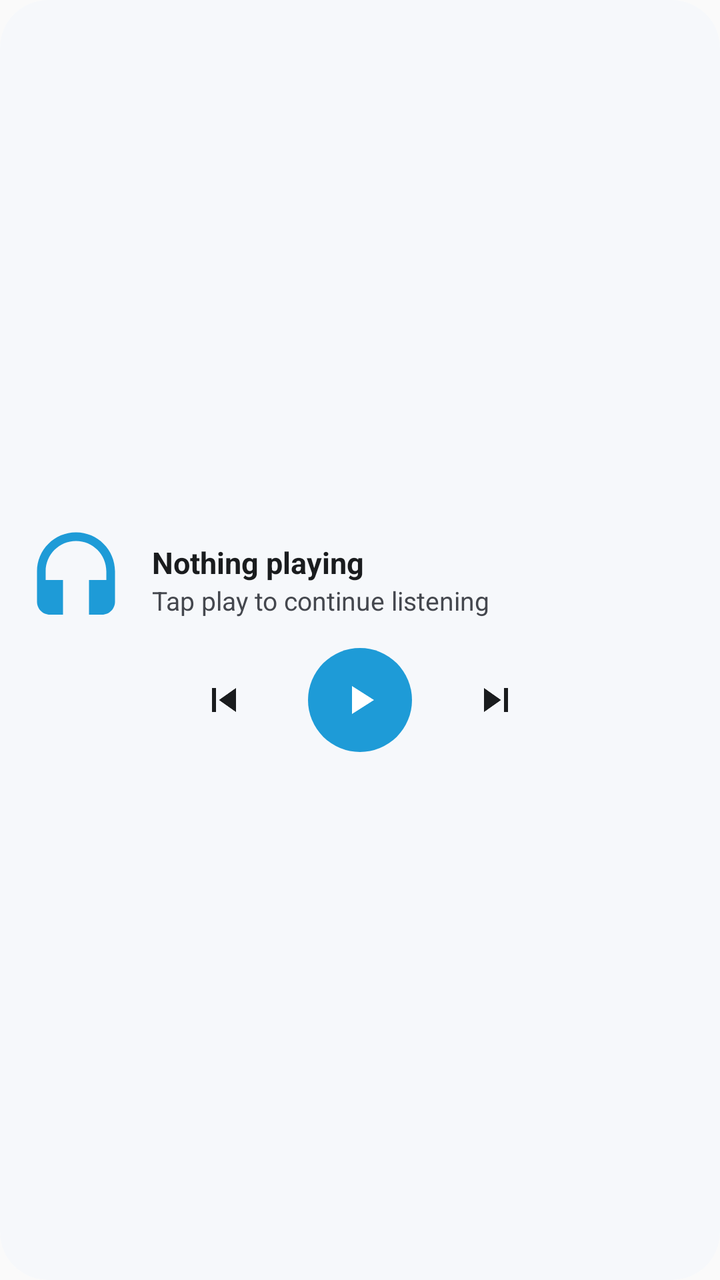
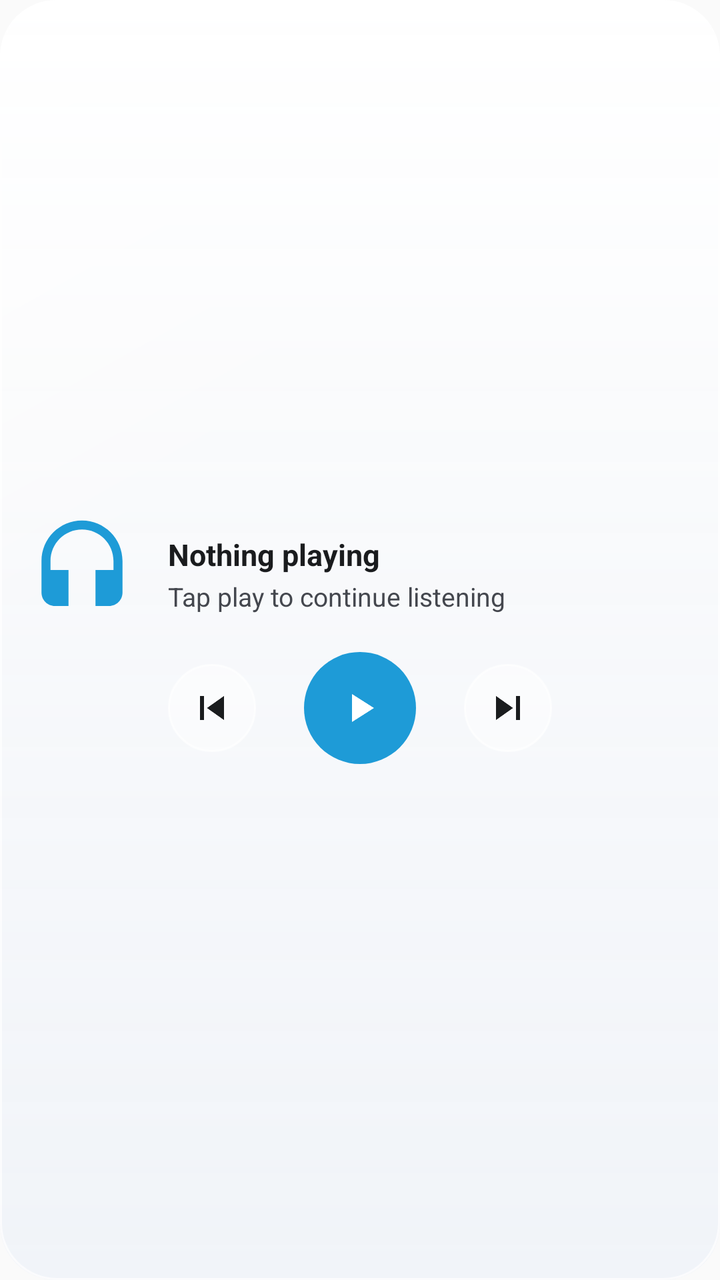

Two renders of the same Android screen: before a commit and after it. Below are the layout's source before the change and the commit's diff.
<!-- AndroidManifest.xml: application theme Theme.HoloVoice -->
<!-- res/layout/widget_now_playing.xml -->
<?xml version="1.0" encoding="utf-8"?>
<FrameLayout xmlns:android="http://schemas.android.com/apk/res/android"
    android:id="@+id/widget_root"
    android:layout_width="match_parent"
    android:layout_height="match_parent"
    android:background="@drawable/widget_background"
    android:clipToOutline="true">

    
    <ImageView
        android:id="@+id/widget_backdrop"
        android:layout_width="match_parent"
        android:layout_height="match_parent"
        android:importantForAccessibility="no"
        android:scaleType="centerCrop" />

    <ImageView
        android:layout_width="match_parent"
        android:layout_height="match_parent"
        android:importantForAccessibility="no"
        android:src="@drawable/widget_scrim" />

    <LinearLayout
        android:layout_width="match_parent"
        android:layout_height="match_parent"
        android:gravity="center_vertical"
        android:orientation="vertical"
        android:padding="12dp">

        <LinearLayout
            android:id="@+id/widget_info"
            android:layout_width="match_parent"
            android:layout_height="wrap_content"
            android:gravity="center_vertical"
            android:orientation="horizontal">

            <ImageView
                android:id="@+id/widget_picture"
                android:layout_width="52dp"
                android:layout_height="52dp"
                android:importantForAccessibility="no"
                android:scaleType="centerCrop"
                android:src="@drawable/ic_widget_placeholder" />

            <LinearLayout
                android:layout_width="0dp"
                android:layout_height="wrap_content"
                android:layout_marginStart="12dp"
                android:layout_weight="1"
                android:orientation="vertical">

                <TextView
                    android:id="@+id/widget_title"
                    android:layout_width="match_parent"
                    android:layout_height="wrap_content"
                    android:ellipsize="end"
                    android:maxLines="1"
                    android:text="@string/widget_nothing_playing"
                    android:textColor="@color/widget_text"
                    android:textSize="15sp"
                    android:textStyle="bold" />

                <TextView
                    android:id="@+id/widget_subtitle"
                    android:layout_width="match_parent"
                    android:layout_height="wrap_content"
                    android:ellipsize="end"
                    android:maxLines="1"
                    android:text="@string/widget_tap_to_start"
                    android:textColor="@color/widget_text_secondary"
                    android:textSize="13sp" />
            </LinearLayout>
        </LinearLayout>

        <LinearLayout
            android:layout_width="match_parent"
            android:layout_height="wrap_content"
            android:layout_marginTop="8dp"
            android:gravity="center"
            android:orientation="horizontal">

            <ImageButton
                android:id="@+id/widget_prev"
                android:layout_width="44dp"
                android:layout_height="44dp"
                android:background="@drawable/widget_button_background"
                android:contentDescription="Previous"
                android:src="@drawable/ic_widget_prev" />

            <ImageButton
                android:id="@+id/widget_play"
                android:layout_width="52dp"
                android:layout_height="52dp"
                android:layout_marginStart="20dp"
                android:layout_marginEnd="20dp"
                android:background="@drawable/widget_play_background"
                android:contentDescription="Play"
                android:src="@drawable/ic_widget_play" />

            <ImageButton
                android:id="@+id/widget_next"
                android:layout_width="44dp"
                android:layout_height="44dp"
                android:background="@drawable/widget_button_background"
                android:contentDescription="Next"
                android:src="@drawable/ic_widget_next" />
        </LinearLayout>
    </LinearLayout>
</FrameLayout>
<!-- resources referenced by this layout -->
<resources>
  <color name="widget_text">#FF1A1C1E</color>
  <color name="widget_text_secondary">#FF44474E</color>
  <!-- drawable ic_widget_next (drawable) -->
  <vector xmlns:android="http://schemas.android.com/apk/res/android"
      android:width="24dp"
      android:height="24dp"
      android:viewportWidth="24"
      android:viewportHeight="24">
      <path
          android:fillColor="@color/widget_text"
          android:pathData="M6,18l8.5,-6L6,6v12zM16,6v12h2V6h-2z" />
  </vector>
  <!-- drawable ic_widget_play (drawable) -->
  <vector xmlns:android="http://schemas.android.com/apk/res/android"
      android:width="24dp"
      android:height="24dp"
      android:viewportWidth="24"
      android:viewportHeight="24">
      <path
          android:fillColor="@color/widget_on_accent"
          android:pathData="M8,5v14l11,-7z" />
  </vector>
  <!-- drawable ic_widget_prev (drawable) -->
  <vector xmlns:android="http://schemas.android.com/apk/res/android"
      android:width="24dp"
      android:height="24dp"
      android:viewportWidth="24"
      android:viewportHeight="24">
      <path
          android:fillColor="@color/widget_text"
          android:pathData="M6,6h2v12H6zM9.5,12l8.5,6V6z" />
  </vector>
  <!-- drawable widget_background (drawable) -->
  <?xml version="1.0" encoding="utf-8"?>
  <shape xmlns:android="http://schemas.android.com/apk/res/android" android:shape="rectangle">
      <solid android:color="@color/widget_background" />
      <corners android:radius="24dp" />
  </shape>
  <!-- drawable widget_button_background (drawable) -->
  <?xml version="1.0" encoding="utf-8"?>
  <ripple xmlns:android="http://schemas.android.com/apk/res/android" android:color="#33888888">
      <item android:id="@android:id/mask">
          <shape android:shape="oval">
              <solid android:color="#FFFFFFFF" />
          </shape>
      </item>
  </ripple>
  <!-- drawable widget_play_background (drawable) -->
  <?xml version="1.0" encoding="utf-8"?>
  <shape xmlns:android="http://schemas.android.com/apk/res/android" android:shape="oval">
      <solid android:color="@color/widget_accent" />
  </shape>
  <!-- drawable widget_scrim (drawable) -->
  <?xml version="1.0" encoding="utf-8"?>
  <shape xmlns:android="http://schemas.android.com/apk/res/android" android:shape="rectangle">
      <solid android:color="@color/widget_scrim" />
      <corners android:radius="24dp" />
  </shape>
  <string name="widget_nothing_playing">Nothing playing</string>
  <string name="widget_tap_to_start">Tap play to continue listening</string>
  <style name="Theme.HoloVoice" parent="android:Theme.Material.Light.NoActionBar">
          <item name="android:statusBarColor">@android:color/transparent</item>
          <item name="android:navigationBarColor">@android:color/transparent</item>
      </style>
  <color name="widget_accent">#FF1E9BD7</color>
  <color name="widget_on_accent">#FFFFFFFF</color>
  <color name="widget_background">#FFF7F9FC</color>
  <color name="widget_scrim">#C8F7F9FC</color>
  <!-- unchanged entries left out for length: 1 -->
</resources>

<!-- the commit's change to res/layout/widget_now_playing.xml (unified diff, before → after) -->
@@ -1,109 +1,107 @@
 <?xml version="1.0" encoding="utf-8"?>
-<FrameLayout xmlns:android="http://schemas.android.com/apk/res/android"
+<LinearLayout xmlns:android="http://schemas.android.com/apk/res/android"
     android:id="@+id/widget_root"
     android:layout_width="match_parent"
     android:layout_height="match_parent"
-    android:background="@drawable/widget_background"
-    android:clipToOutline="true">
-
-    
-    <ImageView
-        android:id="@+id/widget_backdrop"
-        android:layout_width="match_parent"
-        android:layout_height="match_parent"
-        android:importantForAccessibility="no"
-        android:scaleType="centerCrop" />
-
-    <ImageView
-        android:layout_width="match_parent"
-        android:layout_height="match_parent"
-        android:importantForAccessibility="no"
-        android:src="@drawable/widget_scrim" />
+    android:background="@drawable/widget_glass"
+    android:gravity="center_vertical"
+    android:orientation="vertical"
+    android:paddingStart="14dp"
+    android:paddingTop="12dp"
+    android:paddingEnd="14dp"
+    android:paddingBottom="12dp">
 
     <LinearLayout
+        android:id="@+id/widget_info"
         android:layout_width="match_parent"
-        android:layout_height="match_parent"
+        android:layout_height="wrap_content"
         android:gravity="center_vertical"
-        android:orientation="vertical"
-        android:padding="12dp">
+        android:orientation="horizontal">
 
-        <LinearLayout
-            android:id="@+id/widget_info"
-            android:layout_width="match_parent"
-            android:layout_height="wrap_content"
-            android:gravity="center_vertical"
-            android:orientation="horizontal">
+        <FrameLayout
+            android:layout_width="58dp"
+            android:layout_height="58dp">
 
             <ImageView
-                android:id="@+id/widget_picture"
-                android:layout_width="52dp"
-                android:layout_height="52dp"
+                android:id="@+id/widget_thumb"
+                android:layout_width="54dp"
+                android:layout_height="54dp"
                 android:importantForAccessibility="no"
                 android:scaleType="centerCrop"
                 android:src="@drawable/ic_widget_placeholder" />
 
-            <LinearLayout
-                android:layout_width="0dp"
-                android:layout_height="wrap_content"
-                android:layout_marginStart="12dp"
-                android:layout_weight="1"
-                android:orientation="vertical">
-
-                <TextView
-                    android:id="@+id/widget_title"
-                    android:layout_width="match_parent"
-                    android:layout_height="wrap_content"
-                    android:ellipsize="end"
-                    android:maxLines="1"
-                    android:text="@string/widget_nothing_playing"
-                    android:textColor="@color/widget_text"
-                    android:textSize="15sp"
-                    android:textStyle="bold" />
-
-                <TextView
-                    android:id="@+id/widget_subtitle"
-                    android:layout_width="match_parent"
-                    android:layout_height="wrap_content"
-                    android:ellipsize="end"
-                    android:maxLines="1"
-                    android:text="@string/widget_tap_to_start"
-                    android:textColor="@color/widget_text_secondary"
-                    android:textSize="13sp" />
-            </LinearLayout>
-        </LinearLayout>
+            <ImageView
+                android:id="@+id/widget_badge"
+                android:layout_width="24dp"
+                android:layout_height="24dp"
+                android:layout_gravity="bottom|end"
+                android:importantForAccessibility="no"
+                android:scaleType="centerCrop"
+                android:visibility="gone" />
+        </FrameLayout>
 
         <LinearLayout
-            android:layout_width="match_parent"
+            android:layout_width="0dp"
             android:layout_height="wrap_content"
-            android:layout_marginTop="8dp"
-            android:gravity="center"
-            android:orientation="horizontal">
+            android:layout_marginStart="12dp"
+            android:layout_weight="1"
+            android:orientation="vertical">
 
-            <ImageButton
-                android:id="@+id/widget_prev"
-                android:layout_width="44dp"
-                android:layout_height="44dp"
-                android:background="@drawable/widget_button_background"
-                android:contentDescription="Previous"
-                android:src="@drawable/ic_widget_prev" />
+            <TextView
+                android:id="@+id/widget_title"
+                android:layout_width="match_parent"
+                android:layout_height="wrap_content"
+                android:ellipsize="end"
+                android:maxLines="1"
+                android:text="@string/widget_nothing_playing"
+                android:textColor="@color/widget_text"
+                android:textSize="15sp"
+                android:textStyle="bold" />
 
-            <ImageButton
-                android:id="@+id/widget_play"
-                android:layout_width="52dp"
-                android:layout_height="52dp"
-                android:layout_marginStart="20dp"
-                android:layout_marginEnd="20dp"
-                android:background="@drawable/widget_play_background"
-                android:contentDescription="Play"
-                android:src="@drawable/ic_widget_play" />
-
-            <ImageButton
-                android:id="@+id/widget_next"
-                android:layout_width="44dp"
-                android:layout_height="44dp"
-                android:background="@drawable/widget_button_background"
-                android:contentDescription="Next"
-                android:src="@drawable/ic_widget_next" />
+            <TextView
+                android:id="@+id/widget_subtitle"
+                android:layout_width="match_parent"
+                android:layout_height="wrap_content"
+                android:layout_marginTop="2dp"
+                android:ellipsize="end"
+                android:maxLines="1"
+                android:text="@string/widget_tap_to_start"
+                android:textColor="@color/widget_text_secondary"
+                android:textSize="13sp" />
         </LinearLayout>
     </LinearLayout>
-</FrameLayout>
+
+    <LinearLayout
+        android:layout_width="match_parent"
+        android:layout_height="wrap_content"
+        android:layout_marginTop="10dp"
+        android:gravity="center"
+        android:orientation="horizontal">
+
+        <ImageButton
+            android:id="@+id/widget_prev"
+            android:layout_width="44dp"
+            android:layout_height="44dp"
+            android:background="@drawable/widget_glass_button"
+            android:contentDescription="Previous"
+            android:src="@drawable/ic_widget_prev" />
+
+        <ImageButton
+            android:id="@+id/widget_play"
+            android:layout_width="56dp"
+            android:layout_height="56dp"
+            android:layout_marginStart="24dp"
+            android:layout_marginEnd="24dp"
+            android:background="@drawable/widget_play_background"
+            android:contentDescription="Play"
+            android:src="@drawable/ic_widget_play" />
+
+        <ImageButton
+            android:id="@+id/widget_next"
+            android:layout_width="44dp"
+            android:layout_height="44dp"
+            android:background="@drawable/widget_glass_button"
+            android:contentDescription="Next"
+            android:src="@drawable/ic_widget_next" />
+    </LinearLayout>
+</LinearLayout>
<!-- resource entries referenced after the edit -->
@@ -32,32 +32,59 @@
           android:fillColor="@color/widget_text"
           android:pathData="M6,6h2v12H6zM9.5,12l8.5,6V6z" />
   </vector>
-  <!-- drawable widget_background (drawable) -->
+  <!-- drawable widget_glass (drawable) -->
   <?xml version="1.0" encoding="utf-8"?>
-  <shape xmlns:android="http://schemas.android.com/apk/res/android" android:shape="rectangle">
-      <solid android:color="@color/widget_background" />
-      <corners android:radius="24dp" />
-  </shape>
-  <!-- drawable widget_button_background (drawable) -->
+  <layer-list xmlns:android="http://schemas.android.com/apk/res/android">
+      <item>
+          <shape android:shape="rectangle">
+              <gradient
+                  android:angle="270"
+                  android:endColor="@color/widget_glass_bottom"
+                  android:startColor="@color/widget_glass_top" />
+              <corners android:radius="28dp" />
+          </shape>
+      </item>
+      <item>
+          <shape android:shape="rectangle">
+              <gradient
+                  android:angle="315"
+                  android:centerColor="#00FFFFFF"
+                  android:endColor="#00FFFFFF"
+                  android:startColor="@color/widget_glass_sheen" />
+              <corners android:radius="28dp" />
+          </shape>
+      </item>
+      <item>
+          <shape android:shape="rectangle">
+              <solid android:color="#00000000" />
+              <stroke
+                  android:width="1dp"
+                  android:color="@color/widget_glass_rim" />
+              <corners android:radius="28dp" />
+          </shape>
+      </item>
+  </layer-list>
+  <!-- drawable widget_glass_button (drawable) -->
   <?xml version="1.0" encoding="utf-8"?>
   <ripple xmlns:android="http://schemas.android.com/apk/res/android" android:color="#33888888">
-      <item android:id="@android:id/mask">
+      <item>
           <shape android:shape="oval">
-              <solid android:color="#FFFFFFFF" />
+              <solid android:color="@color/widget_glass_button" />
+              <stroke
+                  android:width="1dp"
+                  android:color="@color/widget_glass_rim" />
           </shape>
       </item>
   </ripple>
   <!-- drawable widget_play_background (drawable) -->
   <?xml version="1.0" encoding="utf-8"?>
-  <shape xmlns:android="http://schemas.android.com/apk/res/android" android:shape="oval">
-      <solid android:color="@color/widget_accent" />
-  </shape>
-  <!-- drawable widget_scrim (drawable) -->
-  <?xml version="1.0" encoding="utf-8"?>
-  <shape xmlns:android="http://schemas.android.com/apk/res/android" android:shape="rectangle">
-      <solid android:color="@color/widget_scrim" />
-      <corners android:radius="24dp" />
-  </shape>
+  <ripple xmlns:android="http://schemas.android.com/apk/res/android" android:color="#40FFFFFF">
+      <item>
+          <shape android:shape="oval">
+              <solid android:color="@color/widget_accent" />
+          </shape>
+      </item>
+  </ripple>
   <string name="widget_nothing_playing">Nothing playing</string>
   <string name="widget_tap_to_start">Tap play to continue listening</string>
   <style name="Theme.HoloVoice" parent="android:Theme.Material.Light.NoActionBar">
@@ -66,8 +93,11 @@
       </style>
   <color name="widget_accent">#FF1E9BD7</color>
   <color name="widget_on_accent">#FFFFFFFF</color>
-  <color name="widget_background">#FFF7F9FC</color>
-  <color name="widget_scrim">#C8F7F9FC</color>
+  <color name="widget_glass_bottom">#C7EEF2F8</color>
+  <color name="widget_glass_top">#D9FFFFFF</color>
+  <color name="widget_glass_sheen">#66FFFFFF</color>
+  <color name="widget_glass_rim">#B3FFFFFF</color>
+  <color name="widget_glass_button">#80FFFFFF</color>
   <!-- unchanged entries left out for length: 1 -->
 </resources>
 
